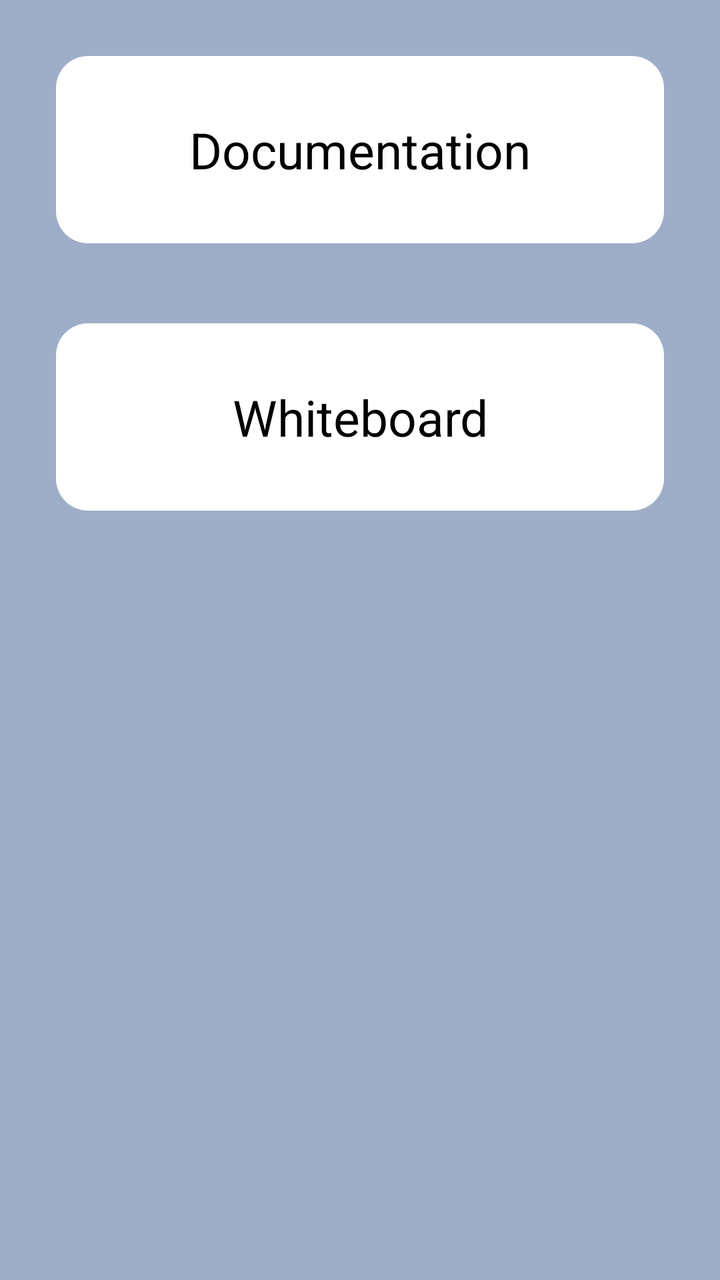
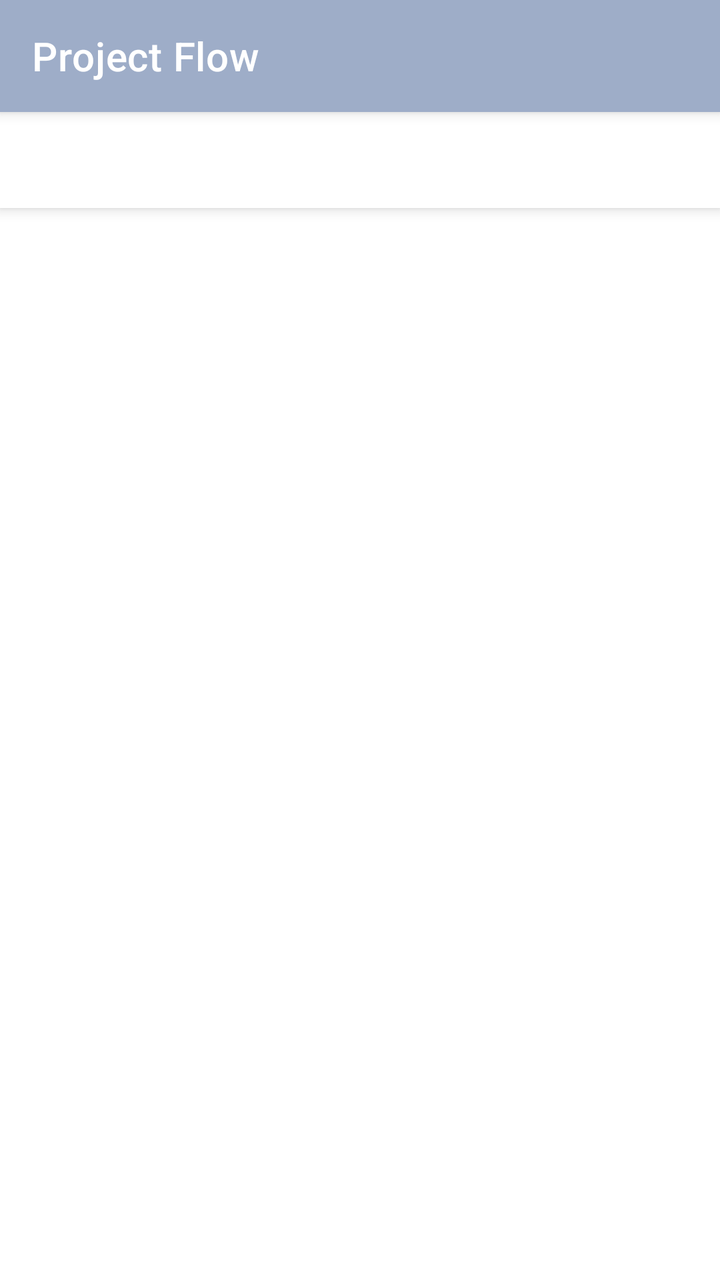

The first picture is an Android layout as it rendered before a commit; the second is the same layout after the commit. The layout source and the unified diff follow.
<!-- AndroidManifest.xml: application theme Theme.ProjectFlow -->
<!-- res/layout/activity_work.xml -->
<?xml version="1.0" encoding="utf-8"?>
<LinearLayout xmlns:android="http://schemas.android.com/apk/res/android"
    xmlns:app="http://schemas.android.com/apk/res-auto"
    xmlns:tools="http://schemas.android.com/tools"
    android:id="@+id/main"
    android:layout_width="match_parent"
    android:layout_height="match_parent"
    android:background="@color/colorPrimary"
    android:columnCount="2"
    android:padding="8dp"
    android:rowCount="2"
    android:theme="@style/ThemeOverlay.AppCompat.Light"
    android:orientation="vertical"
    tools:context=".WorkActivity">

    <TextView
        android:id="@+id/documentation"
        android:layout_width="match_parent"
        android:layout_height="wrap_content"
        android:padding="30dp"
        android:background="@drawable/rounded_corner_solid"
        android:layout_gravity="center_horizontal"
        android:layout_margin="20dp"
        android:gravity="center"
        android:text="@string/documentation"
        android:textColor="@color/roundedCornerText"
        android:textSize="25sp"
        />

    <TextView
        android:id="@+id/whiteboard"
        android:layout_width="match_parent"
        android:layout_height="wrap_content"
        android:padding="30dp"
        android:background="@drawable/rounded_corner_solid"
        android:layout_gravity="center_horizontal"
        android:layout_margin="20dp"
        android:gravity="center"
        android:text="@string/whiteboard"
        android:textColor="@color/roundedCornerText"
        android:textSize="25sp"
        app:layout_constraintEnd_toEndOf="parent"
        />


</LinearLayout>
<!-- resources referenced by this layout -->
<resources>
  <color name="colorPrimary">#9EADC8</color>
  <color name="roundedCornerText">#000</color>
  <!-- drawable rounded_corner_solid (drawable) -->
  <?xml version="1.0" encoding="utf-8"?>
  <shape xmlns:android="http://schemas.android.com/apk/res/android">
      <solid android:color="@color/roundedCornerBackground"/> 
      <corners android:radius="16dp"/> 
  
  </shape>
  <string name="documentation">Documentation</string>
  <string name="whiteboard">Whiteboard</string>
  <style name="Theme.ProjectFlow" parent="Base.Theme.ProjectFlow" />
  <color name="roundedCornerBackground">#FFF</color>
  <style name="Base.Theme.ProjectFlow" parent="Theme.MaterialComponents.DayNight.DarkActionBar">
          
          
          <item name="colorPrimary">@color/colorPrimary</item>
          <item name="colorPrimaryDark">@color/colorPrimaryDark</item>
          <item name="colorAccent">@color/colorAccent</item>
  
  
      </style>
  <color name="colorPrimaryDark">#5b507a</color>
  <color name="colorAccent">#B9E28C</color>
</resources>

<!-- the commit's change to res/layout/activity_work.xml (unified diff, before → after) -->
@@ -1,46 +1,52 @@
 <?xml version="1.0" encoding="utf-8"?>
-<LinearLayout xmlns:android="http://schemas.android.com/apk/res/android"
+<androidx.coordinatorlayout.widget.CoordinatorLayout xmlns:android="http://schemas.android.com/apk/res/android"
     xmlns:app="http://schemas.android.com/apk/res-auto"
     xmlns:tools="http://schemas.android.com/tools"
     android:id="@+id/main"
     android:layout_width="match_parent"
     android:layout_height="match_parent"
-    android:background="@color/colorPrimary"
+    android:background="@color/white"
     android:columnCount="2"
-    android:padding="8dp"
     android:rowCount="2"
     android:theme="@style/ThemeOverlay.AppCompat.Light"
     android:orientation="vertical"
     tools:context=".WorkActivity">
 
-    <TextView
-        android:id="@+id/documentation"
+
+    <com.google.android.material.appbar.AppBarLayout
         android:layout_width="match_parent"
         android:layout_height="wrap_content"
-        android:padding="30dp"
-        android:background="@drawable/rounded_corner_solid"
-        android:layout_gravity="center_horizontal"
-        android:layout_margin="20dp"
-        android:gravity="center"
-        android:text="@string/documentation"
-        android:textColor="@color/roundedCornerText"
-        android:textSize="25sp"
-        />
+        >
+        <include
+            layout="@layout/toolbar"
+            android:id="@+id/toolbar"/>
 
-    <TextView
-        android:id="@+id/whiteboard"
+        <com.google.android.material.tabs.TabLayout
+            android:id="@+id/tabs"
+            app:tabIndicatorColor="@color/colorPrimaryDark"
+            app:tabSelectedTextColor="@color/colorPrimaryDark"
+
+            android:layout_width="match_parent"
+            android:layout_height="wrap_content"
+            />
+    </com.google.android.material.appbar.AppBarLayout>
+
+    <androidx.viewpager2.widget.ViewPager2
+        android:id="@+id/pager"
         android:layout_width="match_parent"
-        android:layout_height="wrap_content"
-        android:padding="30dp"
-        android:background="@drawable/rounded_corner_solid"
-        android:layout_gravity="center_horizontal"
-        android:layout_margin="20dp"
-        android:gravity="center"
-        android:text="@string/whiteboard"
-        android:textColor="@color/roundedCornerText"
-        android:textSize="25sp"
-        app:layout_constraintEnd_toEndOf="parent"
+        android:layout_height="match_parent"
+        app:layout_behavior="@string/appbar_scrolling_view_behavior"
         />
 
 
-</LinearLayout>
+</androidx.coordinatorlayout.widget.CoordinatorLayout>
+<!-- res/layout/toolbar.xml (included above) -->
+<?xml version="1.0" encoding="utf-8"?>
+<androidx.appcompat.widget.Toolbar xmlns:android="http://schemas.android.com/apk/res/android"
+    android:layout_width="match_parent"
+    android:layout_height="wrap_content"
+    xmlns:app="http://schemas.android.com/apk/res-auto"
+    android:elevation="4dp"
+    android:background="@color/colorPrimary"
+    app:title="@string/app_name"
+    app:titleTextColor="@color/white" />
<!-- resource entries referenced after the edit -->
@@ -1,28 +1,21 @@
 <!-- resources referenced by this layout -->
 <resources>
   <color name="colorPrimary">#9EADC8</color>
-  <color name="roundedCornerText">#000</color>
-  <!-- drawable rounded_corner_solid (drawable) -->
-  <?xml version="1.0" encoding="utf-8"?>
-  <shape xmlns:android="http://schemas.android.com/apk/res/android">
-      <solid android:color="@color/roundedCornerBackground"/> 
-      <corners android:radius="16dp"/> 
-  
-  </shape>
-  <string name="documentation">Documentation</string>
-  <string name="whiteboard">Whiteboard</string>
   <style name="Theme.ProjectFlow" parent="Base.Theme.ProjectFlow" />
-  <color name="roundedCornerBackground">#FFF</color>
-  <style name="Base.Theme.ProjectFlow" parent="Theme.MaterialComponents.DayNight.DarkActionBar">
+  <style name="Base.Theme.ProjectFlow" parent="Theme.MaterialComponents.DayNight.NoActionBar">
           
           
           <item name="colorPrimary">@color/colorPrimary</item>
           <item name="colorPrimaryDark">@color/colorPrimaryDark</item>
           <item name="colorAccent">@color/colorAccent</item>
   
+          <item name="android:statusBarColor">@android:color/darker_gray</item>
+  
   
       </style>
   <color name="colorPrimaryDark">#5b507a</color>
+  <color name="white">#FFFFFFFF</color>
+  <string name="app_name">Project Flow</string>
   <color name="colorAccent">#B9E28C</color>
 </resources>
 
